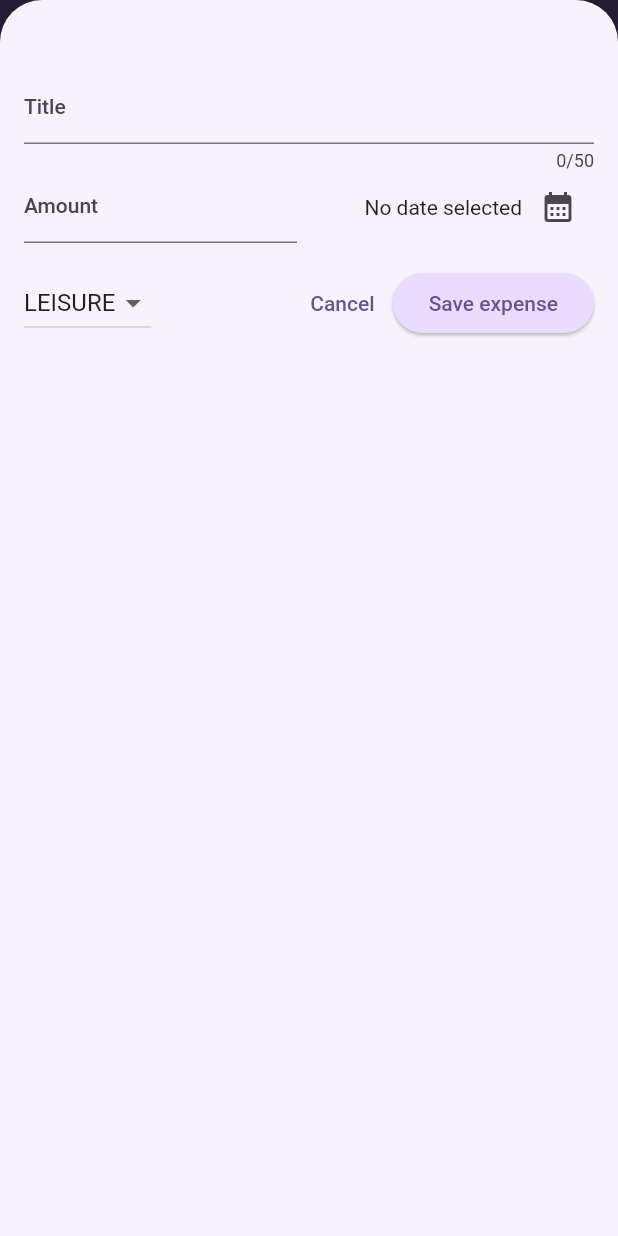
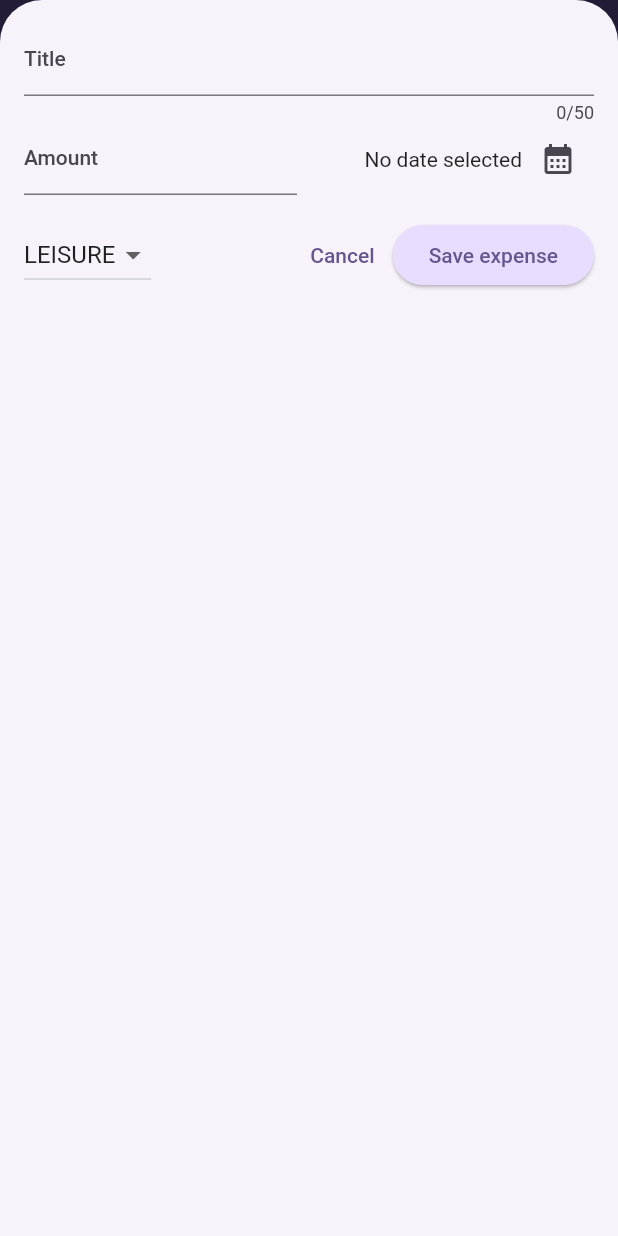
Before and after one commit to tejaslolage07/Learning-Flutter-Expense-Tracker-App, a Flutter app: the screen it shows after launch, after a tap on the "add" icon, on a phone screen of 412 x 824 dp. Run offline on Flutter 3.47's test engine with Material 2 defaults, Android fonts, the phone set to English and light mode, and no system bars.

Commit message:
Implemented responsiveness

```diff
--- a/expense_tracker/lib/widgets/expenses.dart
+++ b/expense_tracker/lib/widgets/expenses.dart
@@ -32,6 +32,7 @@ class _ExpensesState extends State<Expenses> {
 
   void _openAddExpensesOverlay() {
     showModalBottomSheet(
+      useSafeArea: true,
       isScrollControlled: true,
       context:
           context, // This context property is automatically added by Flutter
@@ -74,6 +75,7 @@ class _ExpensesState extends State<Expenses> {
 
   @override
   Widget build(BuildContext context) {
+    final width = MediaQuery.of(context).size.width;
     Widget mainContent = const Center(
       child: Text("No expenses found. Start adding some!"),
     );
@@ -95,14 +97,24 @@ class _ExpensesState extends State<Expenses> {
             ),
           ],
         ),
-      body: Column(
+        body: width < 600
+            ? Column(
                 children: [
                   Chart(expenses: _registeredExpenses),
                   Expanded(
                     child: mainContent,
                   ),
                 ],
+              )
+            : Row(
+                children: [
+                  Expanded(
+                    child: Chart(expenses: _registeredExpenses),
                   ),
-    );
+                  Expanded(
+                    child: mainContent,
+                  ),
+                ],
+              ));
   }
 }
--- a/expense_tracker/lib/widgets/new_expense.dart
+++ b/expense_tracker/lib/widgets/new_expense.dart
@@ -81,8 +81,13 @@ class _NewExpenseState extends State<NewExpense> {
 
   @override
   Widget build(BuildContext context) {
-    return Padding(
-      padding: const EdgeInsets.fromLTRB(16, 48, 16, 16),
+    final keyboardSpace = MediaQuery.of(context).viewInsets.bottom;
+
+    return SizedBox(
+      height: double.infinity,
+      child: SingleChildScrollView(
+        child: Padding(
+          padding: EdgeInsets.fromLTRB(16, 16, 16, keyboardSpace + 16),
           child: Column(children: [
             TextField(
               controller: _titleController,
@@ -158,6 +163,8 @@ class _NewExpenseState extends State<NewExpense> {
               ],
             )
           ]),
+        ),
+      ),
     );
   }
 }
```
Also changed, not shown: expense_tracker/lib/main.dart (+7 -0 lines). Lines whose indentation alone changed are shown as unchanged.
